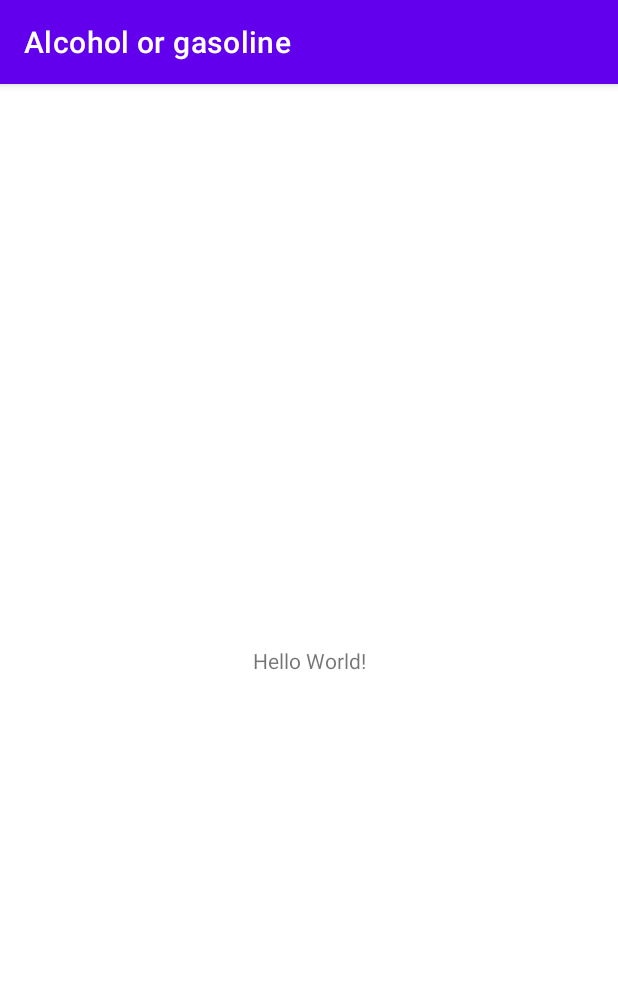
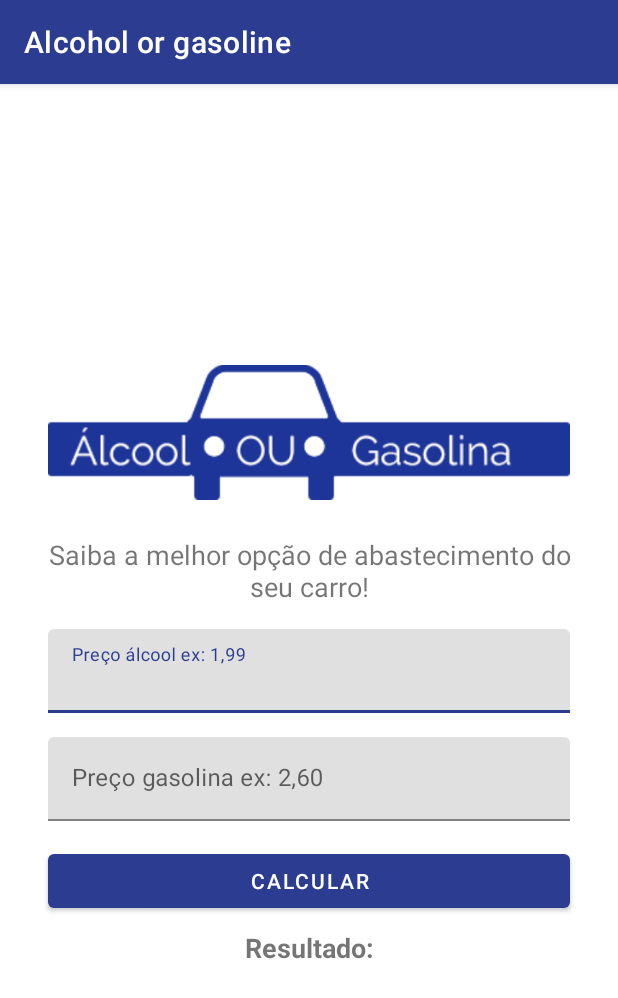
Before and after one commit to nicaraujo/alcohol-or-gasoline, an Android app: the screen it shows after launch (MainActivity), on a phone screen of 412 x 824 dp. Shown: the top 998 px of the screen. Run offline under Robolectric (Android 15) with nearby library versions, the phone set to English and light mode, and no system bars.

Commit message:
User Interface created

```diff
--- a/app/src/main/AndroidManifest.xml
+++ b/app/src/main/AndroidManifest.xml
@@ -9,7 +9,7 @@
         android:roundIcon="@mipmap/ic_launcher_round"
         android:supportsRtl="true"
         android:theme="@style/Theme.AlcoholOrGasoline">
-        <activity android:name=".MainActivity">
+        <activity android:name=".MainActivity" android:screenOrientation="portrait">
             <intent-filter>
                 <action android:name="android.intent.action.MAIN" />
 
--- a/app/src/main/res/layout/activity_main.xml
+++ b/app/src/main/res/layout/activity_main.xml
@@ -3,16 +3,118 @@
     xmlns:app="http://schemas.android.com/apk/res-auto"
     xmlns:tools="http://schemas.android.com/tools"
     android:layout_width="match_parent"
-    android:layout_height="match_parent"
+    android:layout_height="wrap_content"
+    android:layout_gravity="center_vertical"
+    android:orientation="vertical"
     tools:context=".MainActivity">
 
+    <ImageView
+        android:id="@+id/imageView3"
+        android:layout_width="0dp"
+        android:layout_height="wrap_content"
+        android:layout_marginStart="32dp"
+        android:layout_marginLeft="32dp"
+        android:layout_marginEnd="32dp"
+        android:layout_marginRight="32dp"
+        android:foregroundGravity="center_horizontal"
+        app:layout_constraintEnd_toEndOf="parent"
+        app:layout_constraintHorizontal_bias="0.5"
+        app:layout_constraintStart_toStartOf="parent"
+        app:layout_constraintTop_toTopOf="parent"
+        app:srcCompat="@drawable/logo" />
+
     <TextView
-        android:layout_width="wrap_content"
+        android:id="@+id/textView5"
+        android:layout_width="0dp"
         android:layout_height="wrap_content"
-        android:text="Hello World!"
-        app:layout_constraintBottom_toBottomOf="parent"
-        app:layout_constraintLeft_toLeftOf="parent"
-        app:layout_constraintRight_toRightOf="parent"
-        app:layout_constraintTop_toTopOf="parent" />
+        android:layout_marginStart="32dp"
+        android:layout_marginLeft="32dp"
+        android:layout_marginTop="16dp"
+        android:layout_marginEnd="32dp"
+        android:layout_marginRight="32dp"
+        android:foregroundGravity="center_horizontal"
+        android:gravity="center_horizontal"
+        android:text="@string/app_txt"
+        android:textSize="18sp"
+        app:layout_constraintEnd_toEndOf="parent"
+        app:layout_constraintHorizontal_bias="0.5"
+        app:layout_constraintStart_toStartOf="parent"
+        app:layout_constraintTop_toBottomOf="@+id/imageView3" />
 
+    <com.google.android.material.textfield.TextInputLayout
+        android:id="@+id/textInputLayout"
+        android:layout_width="match_parent"
+        android:layout_height="wrap_content"
+        android:layout_marginStart="32dp"
+        android:layout_marginLeft="32dp"
+        android:layout_marginTop="16dp"
+        android:layout_marginEnd="32dp"
+        android:layout_marginRight="32dp"
+        app:layout_constraintEnd_toEndOf="parent"
+        app:layout_constraintHorizontal_bias="0.5"
+        app:layout_constraintStart_toStartOf="parent"
+        app:layout_constraintTop_toBottomOf="@+id/textView5">
+
+        <com.google.android.material.textfield.TextInputEditText
+            android:layout_width="match_parent"
+            android:layout_height="wrap_content"
+            android:foregroundGravity="center_horizontal"
+            android:hint="@string/app_txt1" />
+    </com.google.android.material.textfield.TextInputLayout>
+
+    <com.google.android.material.textfield.TextInputLayout
+        android:id="@+id/textInputLayout2"
+        android:layout_width="match_parent"
+        android:layout_height="wrap_content"
+        android:layout_marginStart="32dp"
+        android:layout_marginLeft="32dp"
+        android:layout_marginTop="16dp"
+        android:layout_marginEnd="32dp"
+        android:layout_marginRight="32dp"
+        app:layout_constraintEnd_toEndOf="parent"
+        app:layout_constraintHorizontal_bias="0.5"
+        app:layout_constraintStart_toStartOf="parent"
+        app:layout_constraintTop_toBottomOf="@+id/textInputLayout">
+
+        <com.google.android.material.textfield.TextInputEditText
+            android:layout_width="match_parent"
+            android:layout_height="wrap_content"
+            android:foregroundGravity="center_horizontal"
+            android:hint="@string/app_txt2" />
+    </com.google.android.material.textfield.TextInputLayout>
+
+    <Button
+        android:id="@+id/button6"
+        android:layout_width="0dp"
+        android:layout_height="wrap_content"
+        android:layout_marginStart="32dp"
+        android:layout_marginLeft="32dp"
+        android:layout_marginTop="16dp"
+        android:layout_marginEnd="32dp"
+        android:layout_marginRight="32dp"
+        android:foregroundGravity="center_horizontal"
+        android:text="@string/button"
+        app:layout_constraintEnd_toEndOf="parent"
+        app:layout_constraintHorizontal_bias="0.5"
+        app:layout_constraintStart_toStartOf="parent"
+        app:layout_constraintTop_toBottomOf="@+id/textInputLayout2" />
+
+    <TextView
+        android:id="@+id/textView6"
+        android:layout_width="0dp"
+        android:layout_height="wrap_content"
+        android:layout_marginStart="32dp"
+        android:layout_marginLeft="32dp"
+        android:layout_marginTop="8dp"
+        android:layout_marginEnd="32dp"
+        android:layout_marginRight="32dp"
+        android:foregroundGravity="center_horizontal"
+        android:gravity="center_horizontal"
+        android:text="@string/default_choice"
+        android:textSize="18sp"
+        android:textStyle="bold"
+        app:layout_constraintEnd_toEndOf="parent"
+        app:layout_constraintHorizontal_bias="0.5"
+        app:layout_constraintStart_toStartOf="parent"
+        app:layout_constraintTop_toBottomOf="@+id/button6" />
 </androidx.constraintlayout.widget.ConstraintLayout>
--- a/app/src/main/res/values/colors.xml
+++ b/app/src/main/res/values/colors.xml
@@ -1,9 +1,9 @@
 <?xml version="1.0" encoding="utf-8"?>
 <resources>
     <color name="purple_200">#FFBB86FC</color>
-    <color name="purple_500">#FF6200EE</color>
-    <color name="purple_700">#FF3700B3</color>
-    <color name="teal_200">#FF03DAC5</color>
+    <color name="purple_500">#2C3D91</color>
+    <color name="purple_700">#001261</color>
+    <color name="teal_200">#869AE3</color>
     <color name="teal_700">#FF018786</color>
     <color name="black">#FF000000</color>
     <color name="white">#FFFFFFFF</color>
--- a/app/src/main/res/values/strings.xml
+++ b/app/src/main/res/values/strings.xml
@@ -1,3 +1,10 @@
 <resources>
     <string name="app_name">Alcohol or gasoline</string>
+    <string name="app_txt">Saiba a melhor opção de abastecimento do seu carro!</string>
+    <string name="app_txt1">Preço álcool ex: 1,99</string>
+    <string name="app_txt2">Preço gasolina ex: 2,60</string>
+    <string name="button">Calcular</string>
+    <string name="best_choice">Melhor utilizar Álcool</string>
+    <string name="best_choice2">Melhor utilizar Gasolina</string>
+    <string name="default_choice">Resultado:</string>
 </resources>
```
Also changed, not shown: app/src/main/res/drawable/logo.png (added).
